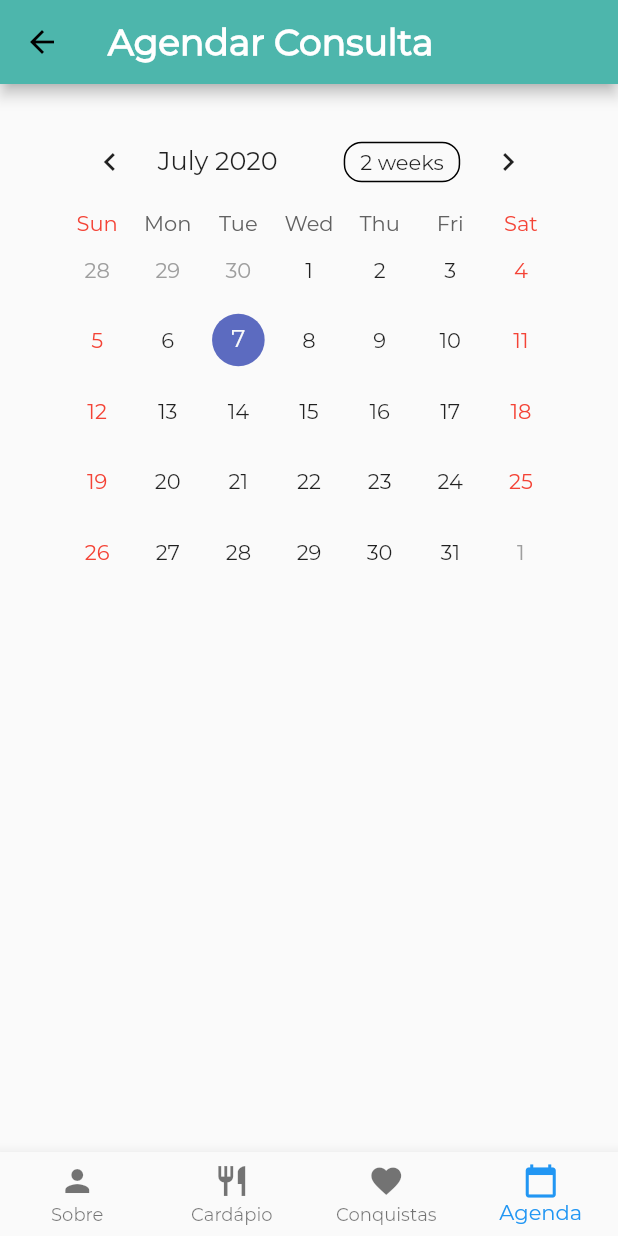
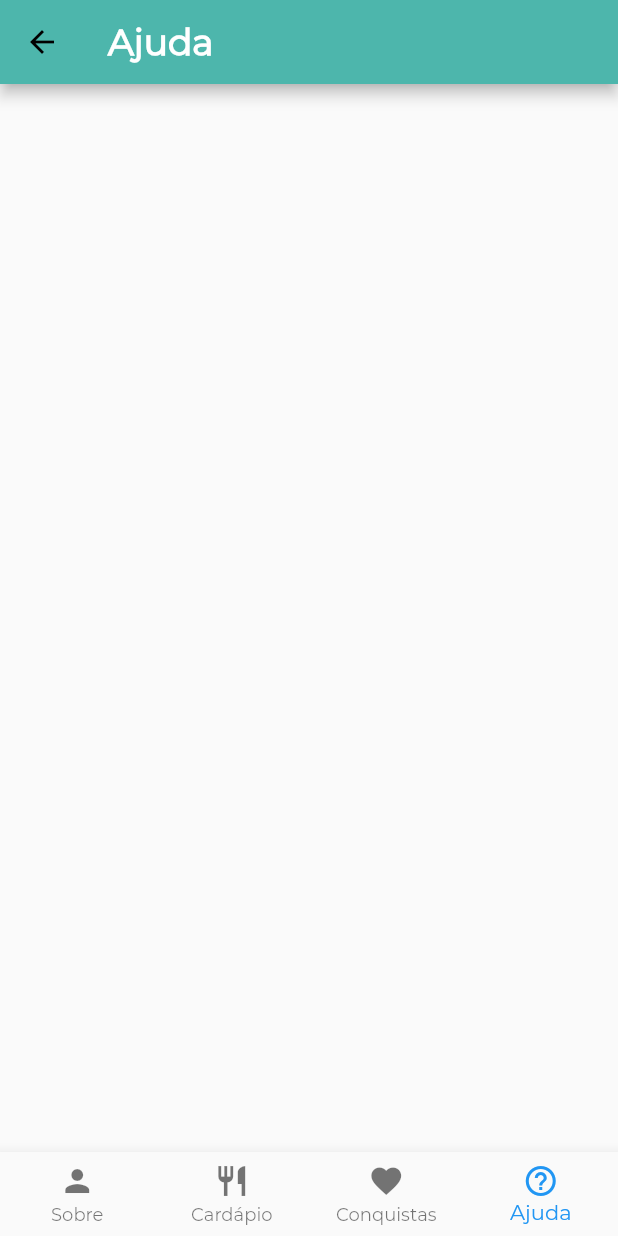
Before and after one commit to danipishinin/flutter-reeducacao-alimentar, a Flutter app: the MenuRodape screen opened directly, item 4 of the bottom bar chosen, on a phone screen of 412 x 824 dp. Run offline on Flutter 3.47's test engine with Material 2 defaults, Android fonts, the phone set to English and light mode, and no system bars; drawn by our look-alikes of table_calendar; our stand-ins replace cloud_firestore; accounts and stored records are empty.

Commit message:
integração firebase + tela FAQ

```diff
--- /dev/null
+++ b/lib/components/FAQ.dart
@@ -0,0 +1,40 @@
+class FAQ {
+  //Atributos
+  String _id;
+  String _pergunta;
+  String _resposta;
+
+  //Construtor
+  FAQ(this._id, this._pergunta, this._resposta);
+
+  //Getters
+  String get id => _id;
+  String get pergunta => _pergunta;
+  String get resposta => _resposta;
+
+  FAQ.map(dynamic obj) {
+    this._id = obj['id'];
+    this._pergunta = obj['pergunta'];
+    this._resposta = obj['resposta'];
+  }
+
+  //Converter os dados para um Mapa
+  Map<String, dynamic> toMap() {
+    var map = Map<String, dynamic>();
+    if (_id != null) {
+      map["id"] = _id;
+    }
+    map["pergunta"] = _pergunta;
+    map["resposta"] = _resposta;
+    return map;
+  }
+
+  //Converter um Mapa para o modelo de dados
+  FAQ.fromMap(Map<String, dynamic> map, String id) {
+    //Atribuir id ao this._id, somente se id não for
+    //nulo, caso contrário atribui '' (vazio).
+    this._id = id ?? '';
+    this._pergunta = map["pergunta"];
+    this._resposta = map["resposta"];
+  }
+}
--- a/lib/components/menuRodape.dart
+++ b/lib/components/menuRodape.dart
@@ -1,5 +1,5 @@
 import 'package:app_nutricao_gamificada/screens/cardapio.dart';
-import 'package:app_nutricao_gamificada/screens/calendar.dart';
+import 'package:app_nutricao_gamificada/screens/FAQ.dart';
 import 'package:app_nutricao_gamificada/screens/conquistas.dart';
 import 'package:app_nutricao_gamificada/screens/sobreApp.dart';
 import 'package:flutter/material.dart';
@@ -12,7 +12,7 @@ class MenuRodape extends StatefulWidget {
 class _MenuRodapeState extends State<MenuRodape> {
   int _currentIndex = 0;
 
-  List<String> titulo = ['Sobre', 'Cardapio', 'Conquistas', 'Agendar Consulta'];
+  List<String> titulo = ['Sobre', 'Cardapio', 'Conquistas', 'Ajuda'];
 
   Widget callPage(int currentIndex) {
     switch (currentIndex) {
@@ -23,7 +23,7 @@ class _MenuRodapeState extends State<MenuRodape> {
       case 2:
         return Conquistas();
       case 3:
-        return Agendar();
+        return Ajuda();
         break;
       default:
         return MenuRodape();
@@ -37,9 +37,7 @@ class _MenuRodapeState extends State<MenuRodape> {
           title: Text(
             titulo[_currentIndex],
             style: TextStyle(
-                fontSize: 24,
-                color: Colors.white,
-                fontWeight: FontWeight.bold),
+                fontSize: 24, color: Colors.white, fontWeight: FontWeight.bold),
           ),
         ),
         body: callPage(_currentIndex),
@@ -65,8 +63,8 @@ class _MenuRodapeState extends State<MenuRodape> {
                 title: Text('Conquistas'),
                 backgroundColor: Colors.teal),
             BottomNavigationBarItem(
-                icon: Icon(Icons.calendar_today),
-                title: Text('Agenda'),
+                icon: Icon(Icons.help_outline),
+                title: Text('Ajuda'),
                 backgroundColor: Colors.teal),
           ],
         ));
--- a/lib/main.dart
+++ b/lib/main.dart
@@ -1,6 +1,6 @@
-
 import 'package:app_nutricao_gamificada/screens/login.dart';
 import 'package:flutter/material.dart';
+
 void main() {
   runApp(BeHealth());
 }
@@ -29,7 +29,7 @@ class _MyHomePageState extends State<MyHomePage> {
   @override
   Widget build(BuildContext context) {
     return Scaffold(
-        body: Login(),
+      body: Login(),
     );
   }
 }
--- /dev/null
+++ b/lib/screens/FAQ.dart
@@ -0,0 +1,77 @@
+import 'dart:async';
+
+import 'package:flutter/material.dart';
+import 'package:cloud_firestore/cloud_firestore.dart';
+import 'package:app_nutricao_gamificada/components/FAQ.dart';
+
+class Ajuda extends StatefulWidget {
+  @override
+  _AjudaState createState() => _AjudaState();
+}
+
+class _AjudaState extends State<Ajuda> {
+  //Conexão Fluter+Firebase
+  final db = Firestore.instance;
+  final String colecao = "FAQ";
+
+  //Lista dinâmica para manipulação dos dados
+  List<FAQ> lista = List();
+
+  //Stream para "ouvir" o Firebase
+  StreamSubscription<QuerySnapshot> listen;
+
+  @override
+  void initState() {
+    super.initState();
+
+    //cancelar o listen, caso a coleção esteja vazia.
+    listen?.cancel();
+
+    //retornar dados da coleção e inserir na lista dinâmica
+    listen = db.collection(colecao).snapshots().listen((res) {
+      setState(() {
+        lista = res.documents
+            .map((doc) => FAQ.fromMap(doc.data, doc.documentID))
+            .toList();
+      });
+    });
+  }
+
+  @override
+  void dispose() {
+    listen?.cancel();
+    super.dispose();
+  }
+
+  @override
+  Widget build(BuildContext context) {
+    return Scaffold(
+      body: StreamBuilder<QuerySnapshot>(
+          //fonte de dados
+          stream: db.collection(colecao).snapshots(),
+
+          //exibição dos dados
+          builder: (context, snapshot) {
+            switch (snapshot.connectionState) {
+              case ConnectionState.none:
+              case ConnectionState.waiting:
+                return Center(child: CircularProgressIndicator());
+              default:
+                List<DocumentSnapshot> docs = snapshot.data.documents;
+                return ListView.builder(
+                    itemCount: docs.length,
+                    itemBuilder: (context, index) {
+                      return ListTile(
+                        title: Text(
+                          lista[index].pergunta,
+                          style: TextStyle(fontSize: 20),
+                        ),
+                        subtitle: Text(lista[index].resposta,
+                            style: TextStyle(fontSize: 16)),
+                      );
+                    });
+            }
+          }),
+    );
+  }
+}
--- a/lib/screens/cadastroSenha.dart
+++ b/lib/screens/cadastroSenha.dart
@@ -24,9 +24,6 @@ class CadastroSenha extends StatelessWidget {
     showDialog(
       context: context,
       builder: (BuildContext context) {
-
-
-
         return alerta;
       },
     );
@@ -58,6 +55,7 @@ class CadastroSenha extends StatelessWidget {
                 height: 40,
               ),
               TextFormField(
+                obscureText: true,
                 decoration: const InputDecoration(
                   hintText: 'Insira uma senha',
                   labelText: 'Senha',
--- a/lib/screens/calendar.dart
+++ /dev/null
@@ -1,27 +0,0 @@
-import 'package:flutter/material.dart';
-import 'package:table_calendar/table_calendar.dart';
-
-
-class Agendar extends StatefulWidget {
-
-  @override
-  _AgendarState createState() => _AgendarState();
-}
-
-class _AgendarState extends State<Agendar> {
-  CalendarController _calendar = CalendarController();
-
-  @override
-
-  Widget build(BuildContext context) {
-    return new Center(
-        child: new Container(
-      margin: new EdgeInsets.symmetric(horizontal: 30.0, vertical: 20.0),
-      width: MediaQuery.of(context).size.width * 0.8,
-      height: MediaQuery.of(context).size.height * 1,
-      child: Column(children: [
-
-        TableCalendar(calendarController: _calendar)
-      ],),),);
-}
-}
--- a/pubspec.yaml
+++ b/pubspec.yaml
@@ -23,7 +23,6 @@ environment:
 dependencies:
   flutter:
     sdk: flutter
-  table_calendar: ^2.2.3
 
   # The following adds the Cupertino Icons font to your application.
   # Use with the CupertinoIcons class for iOS style icons.
@@ -33,6 +32,7 @@ dev_dependencies:
   flutter_test:
     sdk: flutter
   flutter_launcher_icons: ^0.7.5
+  cloud_firestore: ^0.13.7
 
 flutter_icons:
   android: "launcher_icon"
```
Also changed, not shown: lib/screens/login.dart (+7 -4 lines), pubspec.lock, 3 other files.
